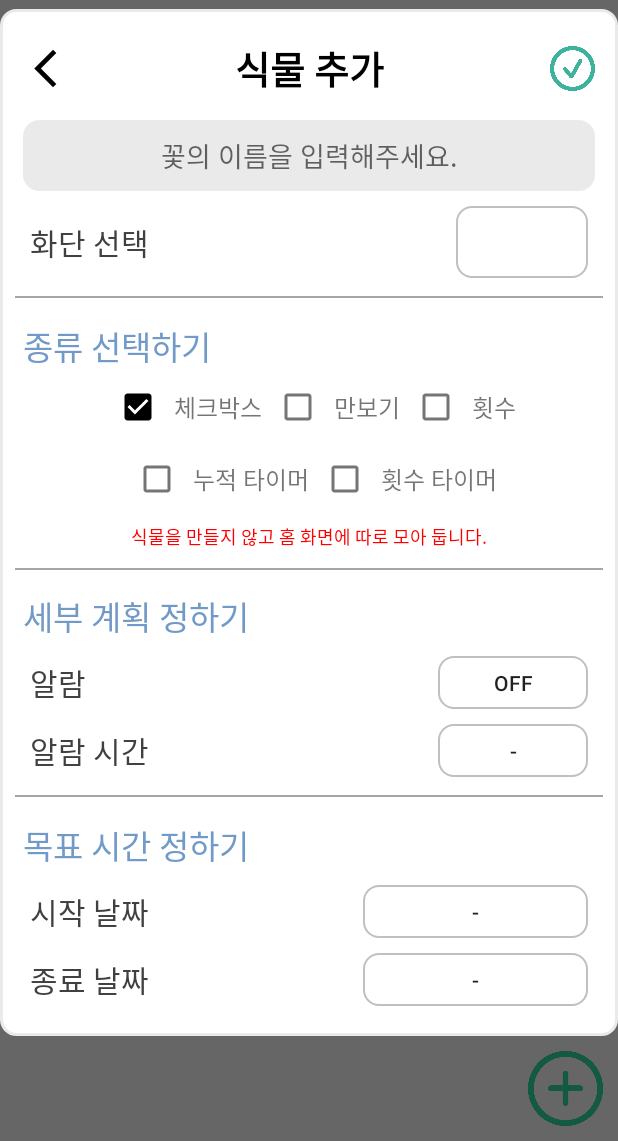
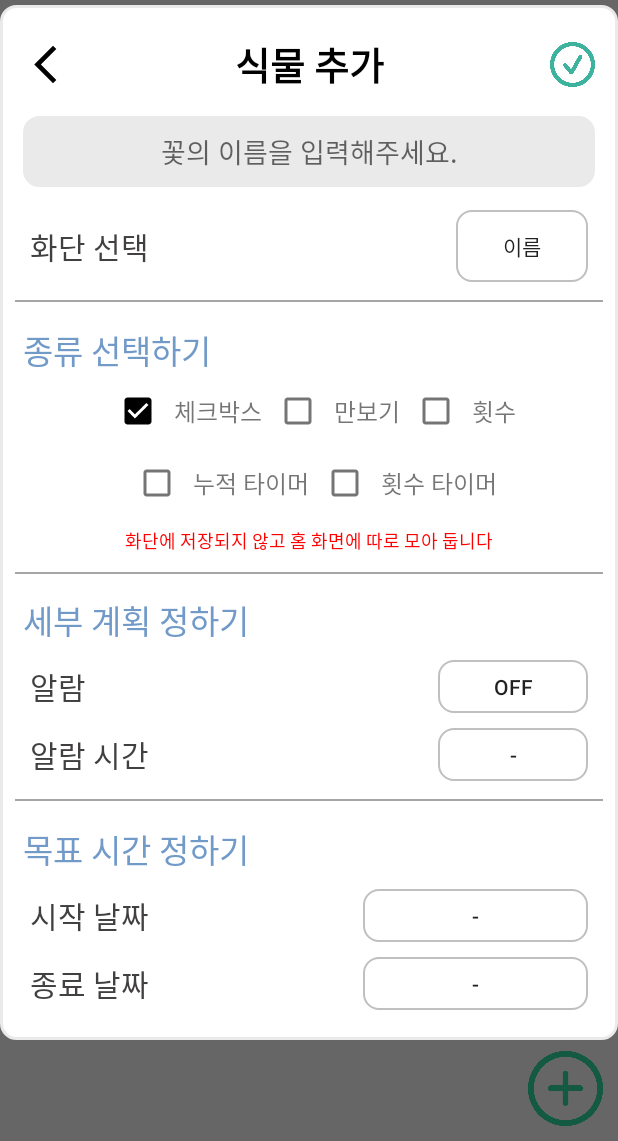
Before and after one commit to SSUGardenMaker/GardenMaker, an Android app: the MainActivity screen opened directly, with no data from a screen before it, after a tap on an icon or button, on a phone screen of 412 x 824 dp, the part 95-1236 px from its top. Run offline under Robolectric (Android 15) with nearby library versions, the phone set to English and light mode, and no system bars.

Commit message:
화단 목록과 식물 추가 다이얼로그 연동

```diff
--- a/app/src/main/java/com/ssu/gardenmaker/ApplicationClass.kt
+++ b/app/src/main/java/com/ssu/gardenmaker/ApplicationClass.kt
@@ -11,11 +11,13 @@ class ApplicationClass : Application() {
         const val TAG: String = "GardenMaker"
         lateinit var retrofit: Retrofit
         lateinit var mSharedPreferences: SharedPreferences
+        lateinit var categoryLists : MutableList<String>
     }
 
     override fun onCreate() {
         super.onCreate()
 
         mSharedPreferences = applicationContext.getSharedPreferences(TAG, Context.MODE_PRIVATE)
+        categoryLists = mutableListOf()
     }
 }
--- a/app/src/main/java/com/ssu/gardenmaker/ui/MainActivity.kt
+++ b/app/src/main/java/com/ssu/gardenmaker/ui/MainActivity.kt
@@ -1,5 +1,6 @@
 package com.ssu.gardenmaker.ui
 
+import android.app.Application
 import android.content.Intent
 import android.graphics.Rect
 import android.os.Bundle
@@ -12,6 +13,7 @@ import androidx.appcompat.widget.Toolbar
 import androidx.core.view.GravityCompat
 import androidx.drawerlayout.widget.DrawerLayout
 import com.google.android.material.navigation.NavigationView
+import com.ssu.gardenmaker.ApplicationClass
 import com.ssu.gardenmaker.R
 import com.ssu.gardenmaker.databinding.ActivityMainBinding
 import com.ssu.gardenmaker.category.CategoryAddDialog
@@ -27,8 +29,6 @@ class MainActivity : AppCompatActivity(), NavigationView.OnNavigationItemSelecte
     private lateinit var binding: ActivityMainBinding
     private lateinit var drawerLayout : DrawerLayout
     private lateinit var navigationView: NavigationView
-
-    private var categoryLists = mutableListOf<String>()
 
     override fun onCreate(savedInstanceState: Bundle?) {
         super.onCreate(savedInstanceState)
@@ -124,7 +124,7 @@ class MainActivity : AppCompatActivity(), NavigationView.OnNavigationItemSelecte
         getCategoryList()
 
         val parentList = mutableListOf("전체 화단")
-        val childList = mutableListOf(categoryLists)
+        val childList = mutableListOf(ApplicationClass.categoryLists)
 
         val categoryList = binding.mainNaviListview.findViewById<ExpandableListView>(R.id.main_navi_listview)
         val categoryExpandableListAdapter = CategoryExpandableListAdapter(this, parentList, childList)  // List Adapter 초기화
@@ -138,7 +138,7 @@ class MainActivity : AppCompatActivity(), NavigationView.OnNavigationItemSelecte
         // 자식 아이템 클릭 이벤트
         categoryList.setOnChildClickListener { parent, v, groupPosition, childPosition, id ->
             val intent = Intent(this, GardenActivity::class.java)
-            intent.putExtra("NAME", categoryLists[childPosition])
+            intent.putExtra("NAME", ApplicationClass.categoryLists[childPosition])
             startActivity(intent)
             false
         }
@@ -150,7 +150,7 @@ class MainActivity : AppCompatActivity(), NavigationView.OnNavigationItemSelecte
                 categoryAddDialog.showDialog()
                 categoryAddDialog.setOnClickListener(object : CategoryAddDialog.CategoryAddDialogClickListener {
                     override fun onClicked(name: String) {
-                        categoryLists.add(name)
+                        ApplicationClass.categoryLists.add(name)
                         categoryExpandableListAdapter.notifyDataSetChanged()
                     }
                 })
@@ -162,7 +162,7 @@ class MainActivity : AppCompatActivity(), NavigationView.OnNavigationItemSelecte
 
         // 화단 편집
         binding.mainNaviHeader.btnEditCategory.setOnClickListener {
-            val categoryEditDialog = CategoryEditDialog(this, categoryLists)
+            val categoryEditDialog = CategoryEditDialog(this, ApplicationClass.categoryLists)
             categoryEditDialog.showDialog()
             categoryList.collapseGroup(0)
         }
@@ -170,8 +170,8 @@ class MainActivity : AppCompatActivity(), NavigationView.OnNavigationItemSelecte
 
     // 사용자가 설정해놓은 카테고리 리스트 가져오기
     private fun getCategoryList() {
-        categoryLists.add("건강")
-        categoryLists.add("학업")
-        categoryLists.add("저축")
+        ApplicationClass.categoryLists.add("건강")
+        ApplicationClass.categoryLists.add("학업")
+        ApplicationClass.categoryLists.add("저축")
     }
 }
--- a/app/src/main/res/layout/dialog_createplant.xml
+++ b/app/src/main/res/layout/dialog_createplant.xml
@@ -59,10 +59,6 @@
         android:paddingBottom="10dp"
         android:orientation="vertical">
 
-        <androidx.constraintlayout.widget.ConstraintLayout
-            android:layout_width="match_parent"
-            android:layout_height="wrap_content">
-
         <EditText
             android:id="@+id/PlainName_Edt_Dialog"
             android:layout_width="match_parent"
@@ -79,6 +75,13 @@
             app:layout_constraintTop_toTopOf="parent"
             android:background="@drawable/layout_edittext"/>
 
+        <androidx.constraintlayout.widget.ConstraintLayout
+            android:layout_width="match_parent"
+            android:layout_height="wrap_content"
+            android:layout_marginTop="10dp"
+            app:layout_constraintTop_toBottomOf="@id/PlainName_Edt_Dialog"
+            app:layout_constraintBottom_toBottomOf="parent" >
+
             <TextView
                 android:id="@+id/Category_tv_Dialog"
                 android:layout_width="wrap_content"
@@ -87,23 +90,22 @@
                 android:textSize="@dimen/dialog_normal_Textsize"
                 android:textColor="@color/Normaltext_Dialog"
                 android:fontFamily="@font/gmarket_sans_regular"
-                android:layout_marginTop="10dp"
                 android:layout_marginStart="@dimen/dialog_Normaltext_Leftmargin"
                 app:layout_constraintLeft_toLeftOf="parent"
-                app:layout_constraintTop_toBottomOf="@id/PlainName_Edt_Dialog"
-                app:layout_constraintBottom_toBottomOf="parent" />
+                app:layout_constraintTop_toTopOf="parent"
+                app:layout_constraintBottom_toBottomOf="parent"/>
 
             <androidx.appcompat.widget.AppCompatButton
                 android:id="@+id/Category_btn_Dialog"
                 android:layout_width="wrap_content"
                 android:layout_height="wrap_content"
-                android:text=""
+                android:text="이름"
                 android:fontFamily="@font/gmarket_sans_regular"
                 android:background="@drawable/border_btn_dialog"
                 android:layout_marginEnd="10dp"
                 app:layout_constraintRight_toRightOf="parent"
-                app:layout_constraintTop_toTopOf="@id/Category_tv_Dialog"
-                app:layout_constraintBottom_toBottomOf="@id/Category_tv_Dialog"/>
+                app:layout_constraintTop_toTopOf="parent"
+                app:layout_constraintBottom_toBottomOf="parent"/>
         </androidx.constraintlayout.widget.ConstraintLayout>
 
         <androidx.constraintlayout.widget.ConstraintLayout
@@ -302,7 +304,7 @@
                 android:layout_height="wrap_content"
                 android:layout_marginTop="5dp"
                 android:id="@+id/PrecautionEx_Tv_Dialog"
-                android:text="식물을 만들지 않고 홈 화면에 따로 모아 둡니다."
+                android:text="화단에 저장되지 않고 홈 화면에 따로 모아 둡니다"
                 android:textSize="12sp"
                 android:textColor="@color/red"
                 app:layout_constraintTop_toBottomOf="@+id/Precaution_Tv_Dialog"
--- a/app/src/main/res/values/colors.xml
+++ b/app/src/main/res/values/colors.xml
@@ -18,11 +18,10 @@
     <color name="title_color">#1ec460</color>
     <color name="status_color">#199a4c</color>
 
-
     <!--Dialog-->
     <color name="Subtitle_Dialog">#719ac8</color>
     <color name="Normaltext_Dialog">#413f3f</color>
     <color name="Borderline_Dialog">#a5a5a5</color>
-    <color name="pedoANDcount_btn_color_Dialog">#FF03DAC5</color>
-
+    <color name="btn1_color_Dialog">#FF6787C5</color>
+    <color name="btn2_color_Dialog">#FFC14566</color>
 </resources>
```
Also changed, not shown: app/src/main/java/com/ssu/gardenmaker/plant/PlantCategoryListAdapter.kt (added, +61 -0 lines), app/src/main/java/com/ssu/gardenmaker/plant/PlantCreateDialog.kt (+14 -9 lines), app/src/main/java/com/ssu/gardenmaker/plant/PlantSelectCategoryDialog.kt (added, +27 -0 lines), app/src/main/res/layout/dialog_select_category.xml (added, +33 -0 lines), app/src/main/res/layout/listview_select_category.xml (added, +20 -0 lines). Lines whose indentation alone changed are shown as unchanged.
